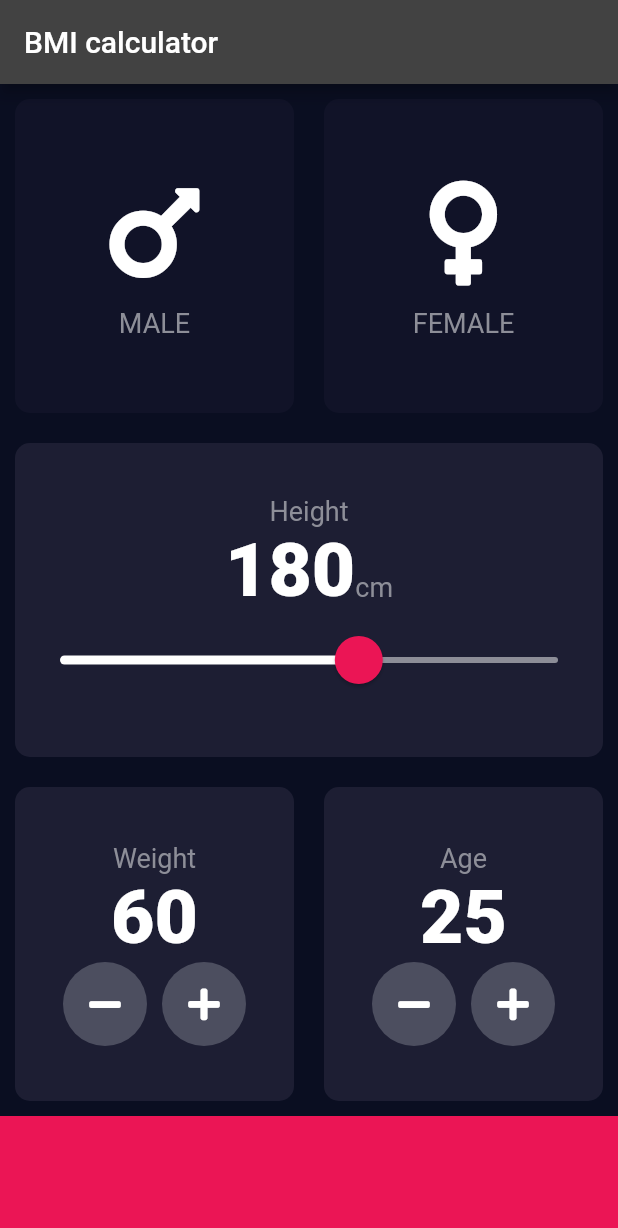
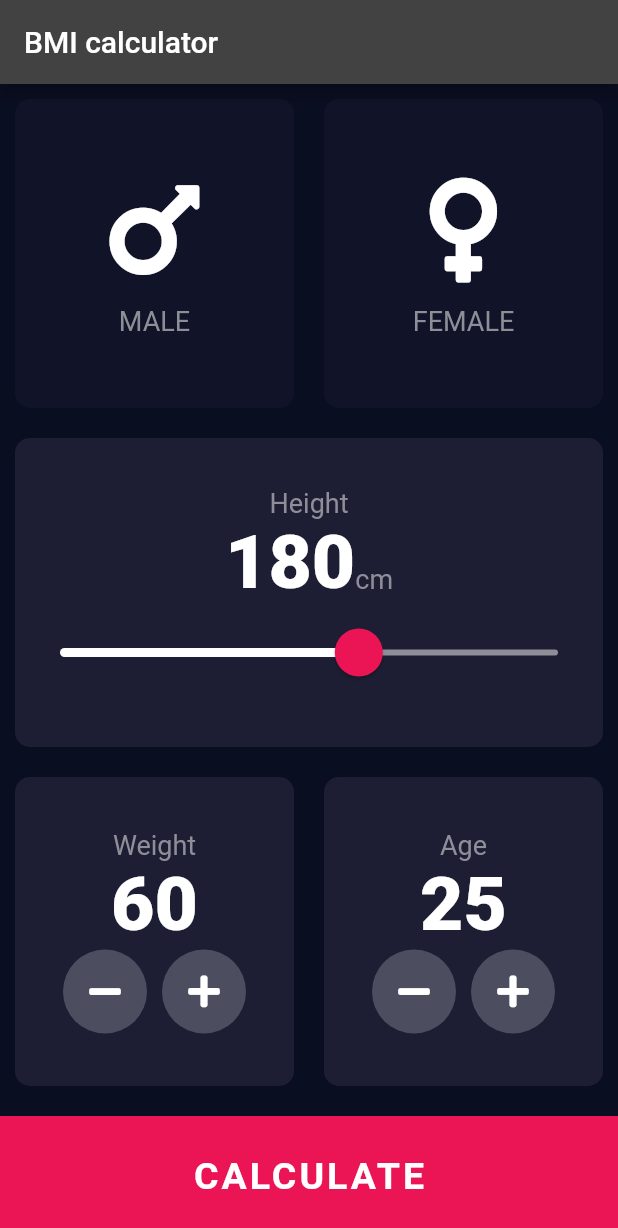
Before and after one commit to pushpak-gosavi/BMI-Card, a Flutter app: the screen it shows after launch, on a phone screen of 412 x 824 dp. Shown: the top 1228 px of the screen. Run offline on Flutter 3.47's test engine with Material 2 defaults, Android fonts, the phone set to English and light mode, and no system bars; our stand-ins replace font_awesome_flutter.

```diff
--- a/lib/Input_page.dart
+++ b/lib/Input_page.dart
@@ -1,8 +1,11 @@
+import 'package:bmicalulator/calculator_brain.dart';
 import 'package:bmicalulator/icon_content.dart';
 import 'package:bmicalulator/resulable_card.dart';
+import 'package:bmicalulator/result_page.dart';
 import 'package:flutter/cupertino.dart';
 import 'package:flutter/material.dart';
 import 'package:font_awesome_flutter/font_awesome_flutter.dart';
+import 'bottom_button.dart';
 import 'constants.dart';
 
 enum Gender { Male, Female }
@@ -215,11 +218,13 @@ class _InputPageState extends State<InputPage> {
                 )
               ],
             )),
-            Container(
-              color: kBottomContainerColor,
-              height: kBottom_container_heght,
-              width: double.infinity,
-            )
+            BottomButton(title: 'CALCULATE', onTap: (){
+              CalculatorBrain calBmi = CalculatorBrain(height: height, weight: weight);
+              Navigator.push(context, MaterialPageRoute(builder: (context) =>
+                  ResultPage( bmiResult: calBmi.calculateBMI(),
+                    resultText: calBmi.getResult(),
+                  interpretation:  calBmi.getInterpretation(),)));
+              },)
           ],
         )),
       ),
@@ -230,6 +235,7 @@ class _InputPageState extends State<InputPage> {
     );
   }
 }
+
 
 class CircularIconButton extends StatelessWidget {
   CircularIconButton({required this.iconData, required this.funOnPressed});
--- /dev/null
+++ b/lib/bottom_button.dart
@@ -0,0 +1,25 @@
+
+
+import 'package:flutter/material.dart';
+
+import 'constants.dart';
+
+class BottomButton extends StatelessWidget {
+  BottomButton({required this.title, required this.onTap});
+  String title;
+  VoidCallback onTap;
+
+  @override
+  Widget build(BuildContext context) {
+    return InkWell(
+      onTap: onTap,
+      child: Container(
+        child: Center(child: Text(title, style: kBottomButtonStyle,)),
+        margin: EdgeInsets.only(top: 10),
+        color: kBottomContainerColor,
+        height: kBottom_container_heght,
+        width: double.infinity,
+      ),
+    );
+  }
+}
--- a/lib/main.dart
+++ b/lib/main.dart
@@ -11,6 +11,7 @@ class MyApp extends StatelessWidget {
   @override
   Widget build(BuildContext context) {
     return MaterialApp(
+      debugShowCheckedModeBanner: false,
       title: 'Flutter Demo',
       theme: ThemeData.dark().copyWith(
           scaffoldBackgroundColor: Color(0xFF0A0E21),
```
Also changed, not shown: lib/calculator_brain.dart (added, +33 -0 lines), lib/constants.dart (+11 -0 lines), lib/result_page.dart (added, +54 -0 lines), pubspec.lock, 2 other files.
